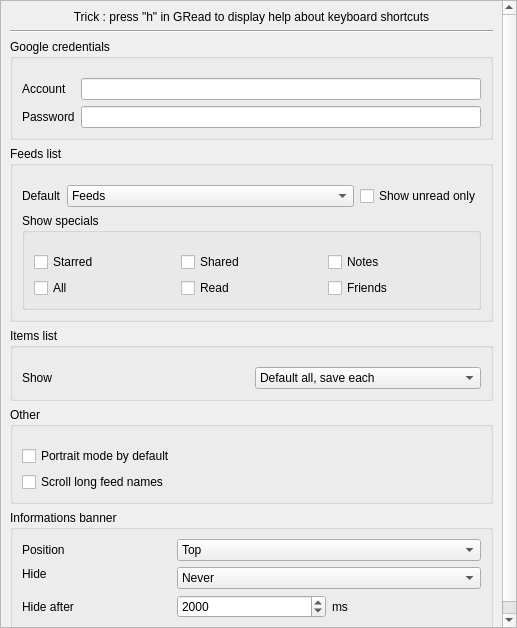
First picture: the form in src/views/maemo5/ui/settings.ui, repository twidi/GRead, before the edit.
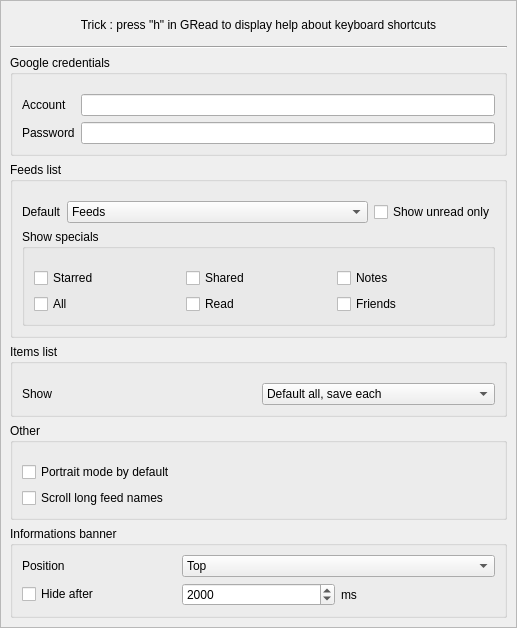
Second picture: the form after the edit.

Commit message: informations banner : use qanimation for hiding, and settings simplified

Diff of the .ui file:
```diff
--- a/src/views/maemo5/ui/settings.ui
+++ b/src/views/maemo5/ui/settings.ui
@@ -331,42 +331,13 @@
              </widget>
             </item>
             <item row="1" column="0">
-             <widget class="QLabel" name="labelSettingsBannerHideMode">
-              <property name="text">
-               <string>Hide</string>
-              </property>
-              <property name="buddy">
-               <cstring>selectSettingsBannerHideMode</cstring>
-              </property>
-             </widget>
-            </item>
-            <item row="1" column="1" rowspan="2" colspan="2">
-             <widget class="QComboBox" name="selectSettingsBannerHideMode">
-              <item>
+              <widget class="QCheckBox" name="checkSettingsBannerHide">
                <property name="text">
-                <string>Never</string>
+                <string>Hide after</string>
                </property>
-              </item>
-              <item>
-               <property name="text">
-                <string>Slide</string>
-               </property>
-              </item>
-              <item>
-               <property name="text">
-                <string>Delay</string>
-               </property>
-              </item>
-             </widget>
+              </widget>
             </item>
-            <item row="3" column="0">
-             <widget class="QLabel" name="labelSettingsBannerHideDelay">
-              <property name="text">
-               <string>Hide after</string>
-              </property>
-             </widget>
-            </item>
-            <item row="3" column="1">
+            <item row="1" column="1">
              <widget class="QSpinBox" name="spinSettingsBannerHideDelay">
               <property name="minimum">
                <number>500</number>
@@ -382,7 +353,7 @@
               </property>
              </widget>
             </item>
-            <item row="3" column="2">
+            <item row="1" column="2">
              <widget class="QLabel" name="labelSettingsBannerHideDelayMs">
               <property name="text">
                <string>ms</string>
```
The commit also changes 19 other files.
